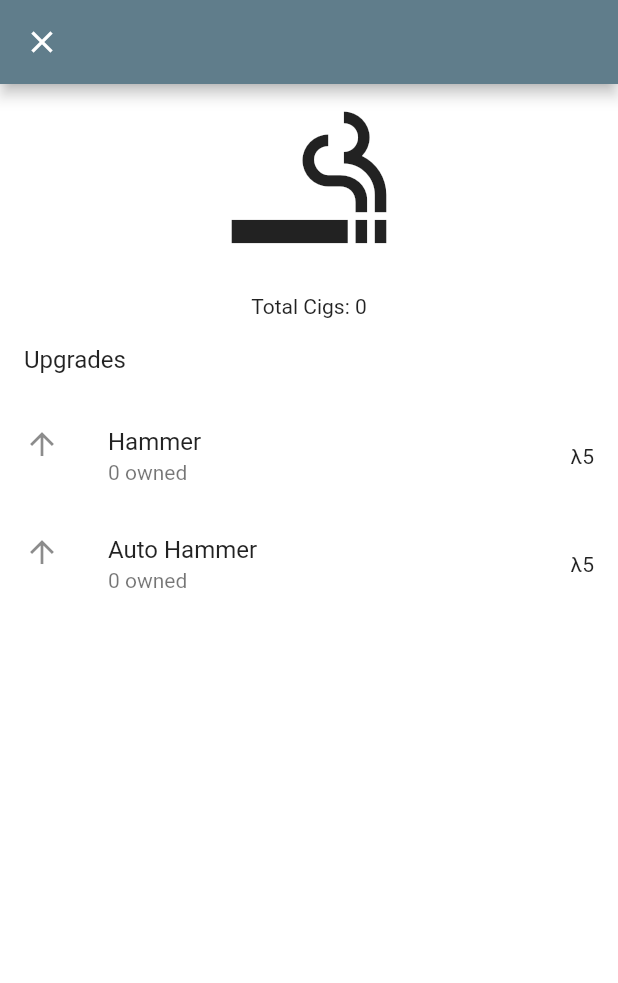
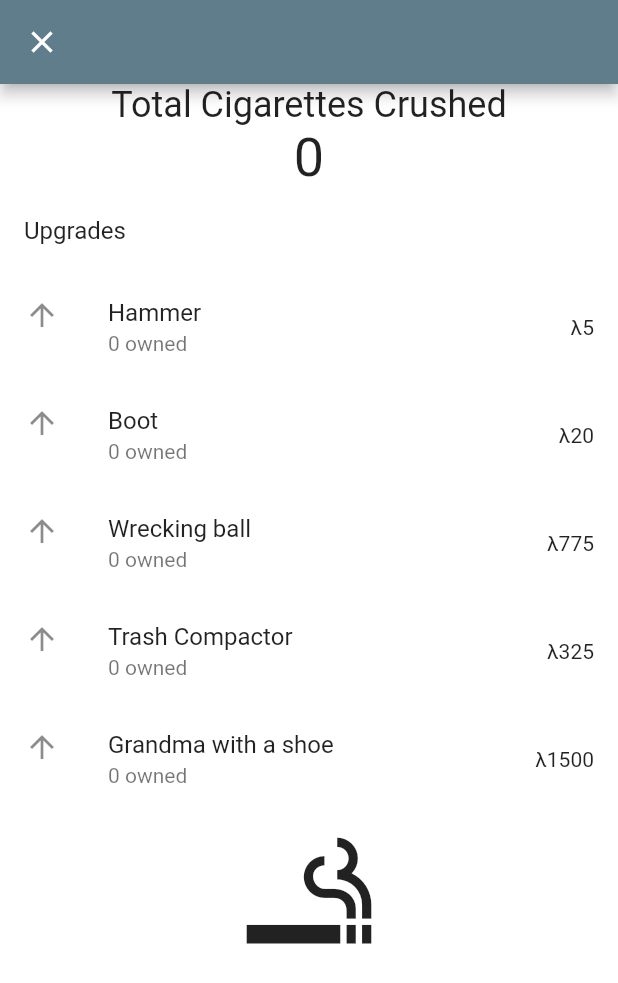
Before and after one commit to djhiggs/TobaccoFreeAmarillo, a Flutter app: the CigClickWidget screen opened directly with empty values, on a phone screen of 412 x 824 dp. Shown: the top 983 px of the screen. Run offline on Flutter 3.47's test engine with Material 2 defaults, Android fonts, the phone set to English and light mode, and no system bars; our stand-ins replace charts_flutter, cloud_firestore, firebase_core, flutter_calendar_carousel, shared_preferences; missing offline and left inert: flame; accounts and stored records are empty.

Commit message:
Edits to cigcrush

```diff
--- a/lib/main.dart
+++ b/lib/main.dart
@@ -244,8 +244,8 @@ class TabItem {
 
 const List<TabItem> TabItems = const <TabItem>[
   const TabItem(title: 'Home', icon: Icons.home),
-  const TabItem(title: 'Game Garage', icon: Icons.gamepad),
+  const TabItem(title: 'Games', icon: Icons.gamepad),
   const TabItem(title: 'Useful Info', icon: Icons.book),
-  const TabItem(title: 'Achievements', icon: Icons.star),
+  const TabItem(title: 'Trophies', icon: Icons.star),
   const TabItem(title: 'Settings', icon: Icons.settings),
 ];
--- a/lib/tabs/gameGarage/games/cigClick/cigClick.dart
+++ b/lib/tabs/gameGarage/games/cigClick/cigClick.dart
@@ -8,7 +8,7 @@ import 'dart:math';
 class CigClick extends GenericGame{
   CigClickWidget cigClickWidget;
   CigClick(BuildContext context) : super(context){
-    this.title = "Cig Click";
+    this.title = "Cigarette Crush";
     cigClickWidget = CigClickWidget(this);
   }
 
@@ -16,7 +16,12 @@ class CigClick extends GenericGame{
   Widget get widget => cigClickWidget;
   List<Upgrade> upgrades = <Upgrade>[
     Upgrade(5,log(2),false,1,0,"Hammer"),
-    Upgrade(5,log(2),true,5,0,"Auto Hammer"),
+    Upgrade(20,log(2),false,3,0,'Boot'),
+    Upgrade(775,log(2),false,30,0,'Wrecking ball'),
+    Upgrade(325,log(2),true,4,0,'Trash Compactor'),
+    Upgrade(1500,log(3),true,12,0,'Grandma with a shoe'),
+
+
   ];
   double cigsPerSecond = 0;
   double totalCigs = 0;
--- a/lib/tabs/gameGarage/games/cigClick/cigClickWidget.dart
+++ b/lib/tabs/gameGarage/games/cigClick/cigClickWidget.dart
@@ -35,13 +35,14 @@ class CigClickWidgetState extends State<CigClickWidget> {
   //to destroy cig's
   List<Widget> buildList(){
     List<Widget> widgets = <Widget>[
-        IconButton(icon: Icon(Icons.smoking_rooms),
-        iconSize: 124,
-        onPressed: (){
-          game.totalCigs +=game.cigsOnClick;
-        },
+      Text(
+        "Total Cigarettes Crushed",
+        style: TextStyle(fontSize: 24),
       ),
-      Text("Total Cigs: " + game.totalCigs.round().toString()),
+      Text(
+        game.totalCigs.round().toString(),
+        style: TextStyle(fontSize: 36),
+      ),
       ListTile(title: Text("Upgrades"),)];
       Timer(Duration(milliseconds: 100),(){
         const double dt = 0.1;
@@ -68,6 +69,13 @@ class CigClickWidgetState extends State<CigClickWidget> {
       ));
 
     }
+    widgets.add(
+      IconButton(icon: Icon(Icons.smoking_rooms),
+        iconSize: 100,
+        onPressed: (){
+          game.totalCigs +=game.cigsOnClick;
+        },
+      ));
     return widgets;
   }
 
```
